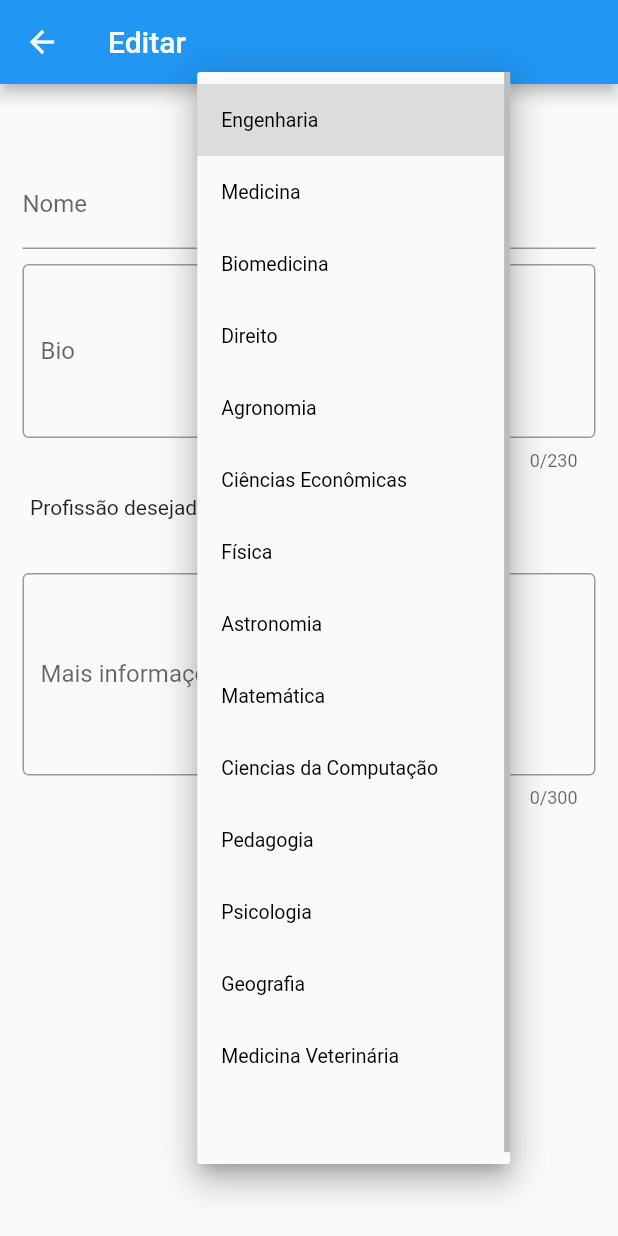
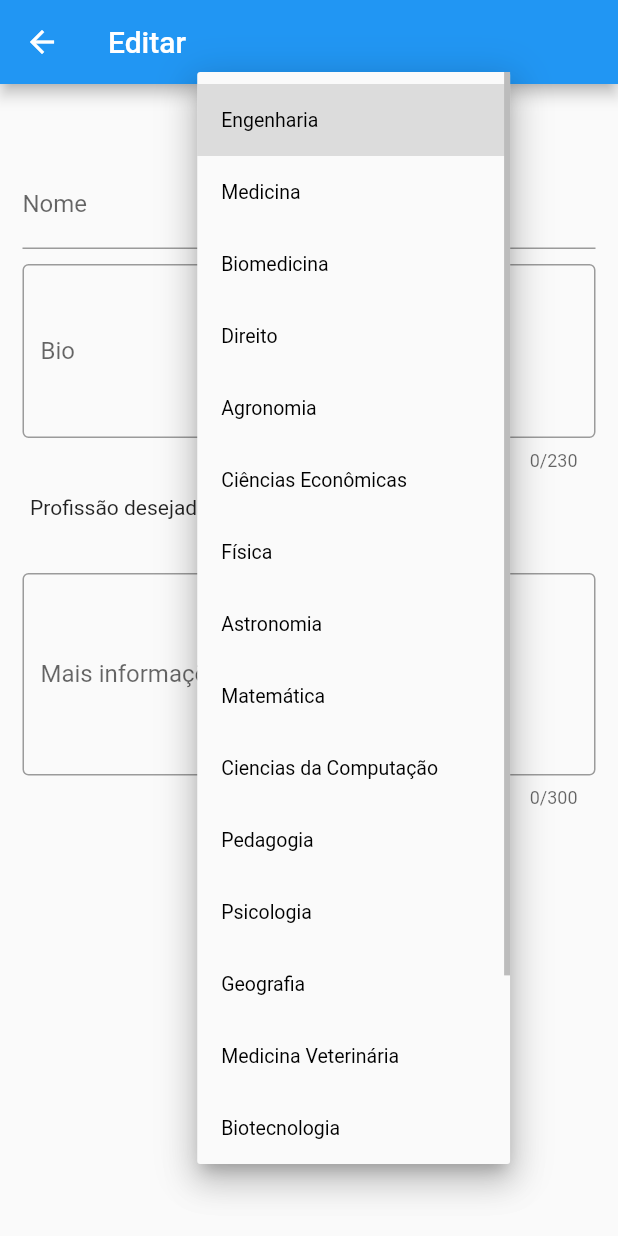
Before and after one commit to PedroH-Peres/projeto_obt, a Flutter app: the EditPage screen opened directly, after a tap on "Engenharia", on a phone screen of 412 x 824 dp. Run offline on Flutter 3.47's test engine with Material 2 defaults, Android fonts, the phone set to English and light mode, and no system bars; our stand-ins replace cloud_firestore, firebase_auth, firebase_core; missing offline and left inert: dart:ffi; accounts and stored records are empty.

Commit message:
+profissoes

```diff
--- a/lib/utils/profissoes.dart
+++ b/lib/utils/profissoes.dart
@@ -15,8 +15,10 @@ class Profissoes{
     "Psicologia",
     "Geografia",
     "Medicina Veterinária",
-    ""
-
+    "Biotecnologia",
+    "Zootecnia",
+    "Arquitetura",
+    "Estatística"
   ];
 
 }
```
